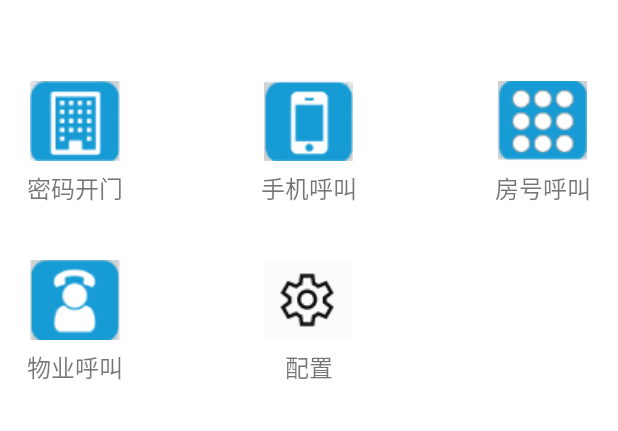
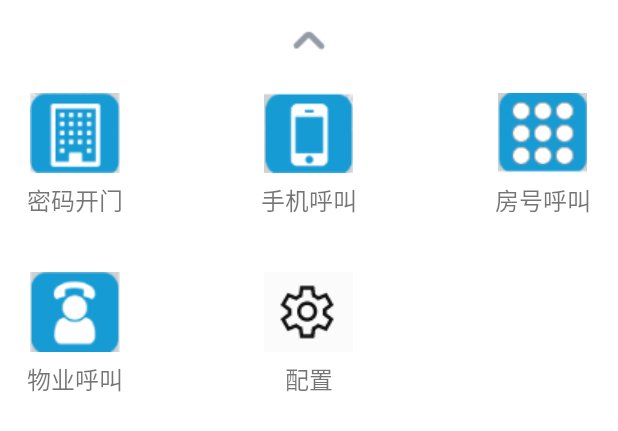
Before and after one commit to jsonhoo/PESSDKDemo, an Android app: the layout menu_layout.xml on its own in the app's theme, with its tools: preview values and no code run, on a phone screen of 412 x 824 dp. Shown: the top 431 px of the screen. Run offline under Robolectric (Android 15) with nearby library versions, the phone set to English and light mode, and no system bars.

Commit message:
底部菜单添加显示隐藏动画

```diff
--- a/app/src/main/res/layout/menu_layout.xml
+++ b/app/src/main/res/layout/menu_layout.xml
@@ -1,12 +1,22 @@
 <?xml version="1.0" encoding="utf-8"?>
-<TableLayout xmlns:android="http://schemas.android.com/apk/res/android"
+<LinearLayout xmlns:android="http://schemas.android.com/apk/res/android"
     xmlns:app="http://schemas.android.com/apk/res-auto"
     android:layout_width="match_parent"
     android:layout_height="wrap_content"
     android:background="@color/colorWhite"
     android:orientation="vertical"
-    android:paddingTop="48dp"
-    android:paddingBottom="48dp"
+    android:paddingBottom="48dp">
+
+    <ImageView
+        android:id="@+id/arrow"
+        android:layout_width="match_parent"
+        android:layout_height="56dp"
+        android:scaleType="center"
+        android:src="@mipmap/arrow_up" />
+
+    <TableLayout
+        android:layout_width="match_parent"
+        android:layout_height="wrap_content"
         android:stretchColumns="0,1,2">
 
         <TableRow>
@@ -85,3 +95,4 @@
         </TableRow>
 
     </TableLayout>
+</LinearLayout>
```
Also changed, not shown: app/src/main/java/ai/pensees/sdkdemo/HomeActivity.java (+53 -0 lines), app/src/main/res/layout/activity_home.xml (+6 -11 lines), app/src/main/res/mipmap-mdpi/arrow_down.png (added), app/src/main/res/mipmap-mdpi/arrow_up.png (added). Lines whose indentation alone changed are shown as unchanged.
